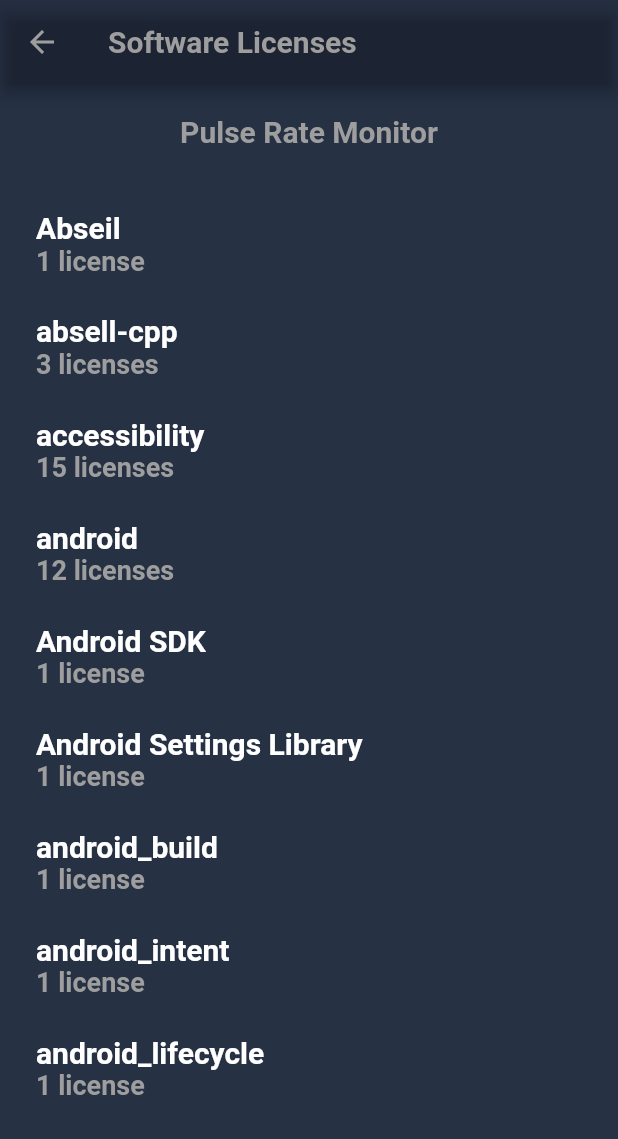
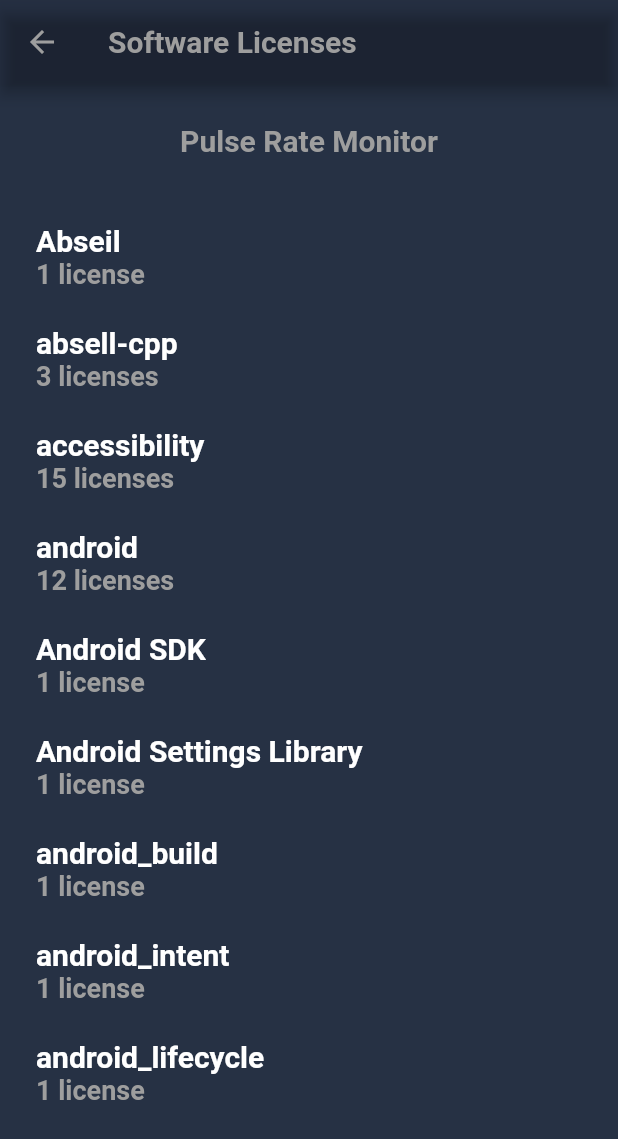
Before and after one commit to Harishwarrior/pulse_rate_monitor, a Flutter app: the SoftwareLicenses screen opened directly, on a phone screen of 412 x 824 dp. Shown: the top 1139 px of the screen. Run offline on Flutter 3.47's test engine with Material 2 defaults, Android fonts, the phone set to English and light mode, and no system bars; our stand-ins replace charts_flutter, flutter_riverpod, percent_indicator, wakelock; missing offline and left inert: flutter_better_camera.

Commit message:
Revert "Changes made for responsiveness"
This reverts commit 2089a51006352b06c43462165aea949a70237c30.

```diff
--- a/lib/view/aboutUs.dart
+++ b/lib/view/aboutUs.dart
@@ -13,7 +13,6 @@ class AboutUs extends StatelessWidget {
 
   @override
   Widget build(BuildContext context) {
-    final height = MediaQuery.of(context).size.height;
     return Scaffold(
       resizeToAvoidBottomInset: false,
       appBar: AppBar(
--- a/lib/view/setting.dart
+++ b/lib/view/setting.dart
@@ -15,7 +15,7 @@ class Settings extends ConsumerWidget {
   @override
   Widget build(BuildContext context, WidgetRef ref) {
     final isDarkMode = ref.watch(isDarkModeProvider);
-    final height = MediaQuery.of(context).size.height;
+
     return Scaffold(
       appBar: AppBar(
         backgroundColor: Colors.transparent,
--- a/lib/view/utils/AboutPage/privacyPolicy.dart
+++ b/lib/view/utils/AboutPage/privacyPolicy.dart
@@ -11,7 +11,6 @@ class PrivacyPolicy extends StatelessWidget {
 
   @override
   Widget build(BuildContext context) {
-    final height = MediaQuery.of(context).size.height;
     return Scaffold(
       resizeToAvoidBottomInset: false,
       appBar: AppBar(
@@ -38,7 +37,10 @@ class PrivacyPolicy extends StatelessWidget {
           crossAxisAlignment: CrossAxisAlignment.center,
           children: [
             SizedBox(
-              height: height * 0.05,
+              height: 15,
+            ),
+            SizedBox(
+              height: 18,
             ),
             Padding(
               padding: const EdgeInsets.fromLTRB(47, 47, 47, 16),
--- a/lib/view/utils/AboutPage/softwareLicenses.dart
+++ b/lib/view/utils/AboutPage/softwareLicenses.dart
@@ -11,7 +11,6 @@ class SoftwareLicenses extends StatelessWidget {
 
   @override
   Widget build(BuildContext context) {
-    final height = MediaQuery.of(context).size.height;
     return Scaffold(
       resizeToAvoidBottomInset: false,
       appBar: AppBar(
@@ -43,7 +42,7 @@ class SoftwareLicenses extends StatelessWidget {
             crossAxisAlignment: CrossAxisAlignment.start,
             children: [
               SizedBox(
-                height: height * 0.015,
+                height: 18,
               ),
               Center(
                 child: Text(
@@ -56,7 +55,7 @@ class SoftwareLicenses extends StatelessWidget {
                 ),
               ),
               SizedBox(
-                height: height * 0.05,
+                height: 44,
               ),
               Text(
                 "Abseil",
@@ -75,7 +74,7 @@ class SoftwareLicenses extends StatelessWidget {
                 ),
               ),
               SizedBox(
-                height: height * 0.03,
+                height: 24,
               ),
               Text(
                 "absell-cpp",
@@ -94,7 +93,7 @@ class SoftwareLicenses extends StatelessWidget {
                 ),
               ),
               SizedBox(
-                height: height * 0.03,
+                height: 24,
               ),
               Text(
                 "accessibility",
@@ -113,7 +112,7 @@ class SoftwareLicenses extends StatelessWidget {
                 ),
               ),
               SizedBox(
-                height: height * 0.03,
+                height: 24,
               ),
               Text(
                 "android",
@@ -132,7 +131,7 @@ class SoftwareLicenses extends StatelessWidget {
                 ),
               ),
               SizedBox(
-                height: height * 0.03,
+                height: 24,
               ),
               Text(
                 "Android SDK",
@@ -151,7 +150,7 @@ class SoftwareLicenses extends StatelessWidget {
                 ),
               ),
               SizedBox(
-                height: height * 0.03,
+                height: 24,
               ),
               Text(
                 "Android Settings Library",
@@ -170,7 +169,7 @@ class SoftwareLicenses extends StatelessWidget {
                 ),
               ),
               SizedBox(
-                height: height * 0.03,
+                height: 24,
               ),
               Text(
                 "android_build",
@@ -189,7 +188,7 @@ class SoftwareLicenses extends StatelessWidget {
                 ),
               ),
               SizedBox(
-                height: height * 0.03,
+                height: 24,
               ),
               Text(
                 "android_intent",
@@ -208,7 +207,7 @@ class SoftwareLicenses extends StatelessWidget {
                 ),
               ),
               SizedBox(
-                height: height * 0.03,
+                height: 24,
               ),
               Text(
                 "android_lifecycle",
--- a/lib/view/utils/AboutPage/termsOfServices.dart
+++ b/lib/view/utils/AboutPage/termsOfServices.dart
@@ -16,7 +16,6 @@ class TermsOfServices extends StatelessWidget {
 
   @override
   Widget build(BuildContext context) {
-    final height = MediaQuery.of(context).size.height;
     return Scaffold(
       resizeToAvoidBottomInset: false,
       appBar: AppBar(
@@ -43,7 +42,10 @@ class TermsOfServices extends StatelessWidget {
           crossAxisAlignment: CrossAxisAlignment.center,
           children: [
             SizedBox(
-              height: height * 0.05,
+              height: 15,
+            ),
+            SizedBox(
+              height: 18,
             ),
             Padding(
               padding: const EdgeInsets.fromLTRB(47, 47, 47, 16),
```
